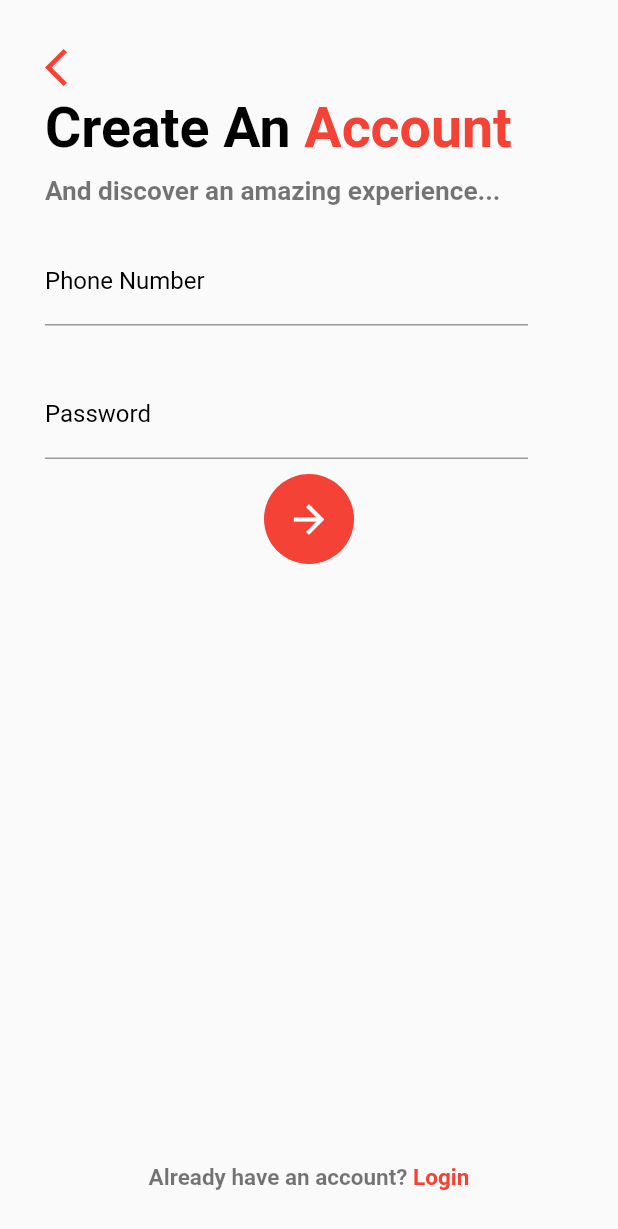
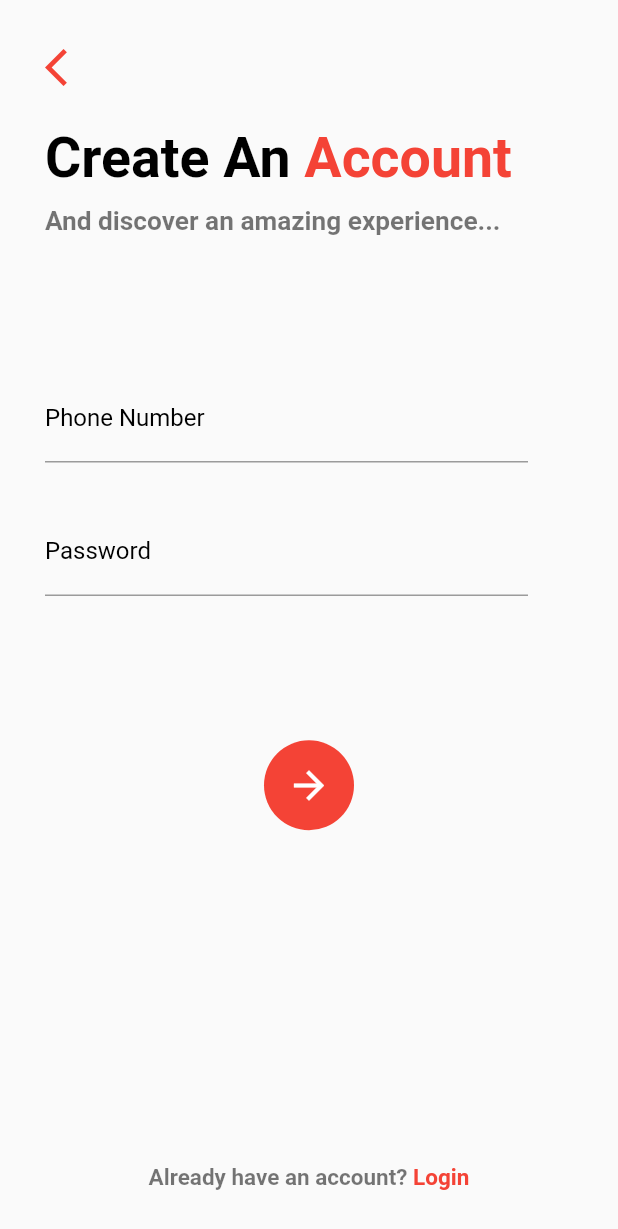
Before and after one commit to blayziken/veegil_media_test, a Flutter app: the Signup screen opened by its route, on a phone screen of 412 x 824 dp. Shown: the top 1229 px of the screen. Run offline on Flutter 3.47's test engine with Material 2 defaults, Android fonts, the phone set to English and light mode, and no system bars; missing offline and left inert: numeric_keyboard.

Commit message:
Initial Commit

```diff
--- a/lib/Screens/Home/views/payments/withdraw.dart
+++ b/lib/Screens/Home/views/payments/withdraw.dart
@@ -108,7 +108,7 @@ class _WithdrawState extends State<Withdraw> {
                           });
                         },
                         rightIcon: Icon(
-                          Icons.arrow_back_ios,
+                          Icons.backspace_rounded,
                           color: Colors.black,
                         ),
                         // leftButtonFn: () {
--- a/lib/Screens/deposit.dart
+++ b/lib/Screens/deposit.dart
@@ -104,7 +104,7 @@ class _DepositState extends State<Deposit> {
                           });
                         },
                         rightIcon: Icon(
-                          Icons.arrow_back_ios,
+                          Icons.backspace_rounded,
                           color: Colors.black,
                         ),
                         leftButtonFn: () {
--- a/lib/auth/signup.dart
+++ b/lib/auth/signup.dart
@@ -50,7 +50,7 @@ class _SignupState extends State<Signup> {
                   crossAxisAlignment: CrossAxisAlignment.start,
                   children: <Widget>[
                     Padding(
-                      padding: EdgeInsets.only(left: 30.0, top: 10.0),
+                      padding: EdgeInsets.only(left: 30.0, top: 30.0),
                       child: RichText(
                         text: TextSpan(
                           text: 'Create An',
@@ -85,10 +85,10 @@ class _SignupState extends State<Signup> {
                 ),
               ),
               SizedBox(
-                height: 20.0,
+                height: 5.0,
               ),
               Expanded(
-                flex: 0,
+                flex: 1,
                 child: Padding(
                     padding: EdgeInsets.only(left: 30.0, bottom: 10.0, right: 60),
                     child: Form(
```
Also changed, not shown: lib/widgets/transaction_tile.dart (+4 -4 lines).
